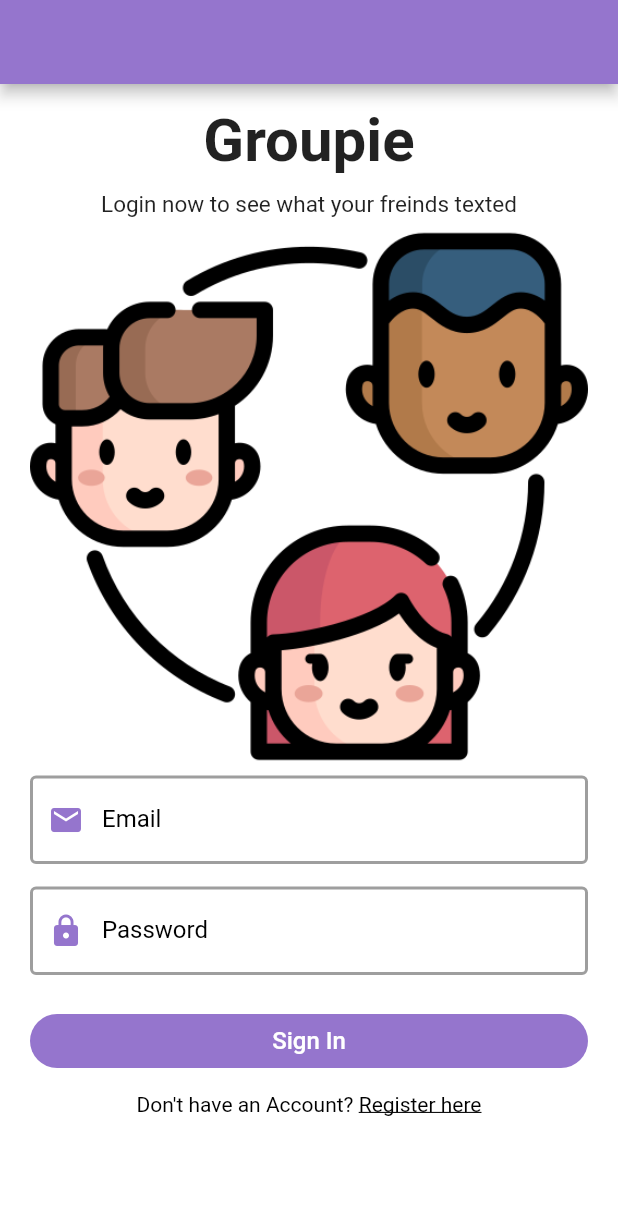
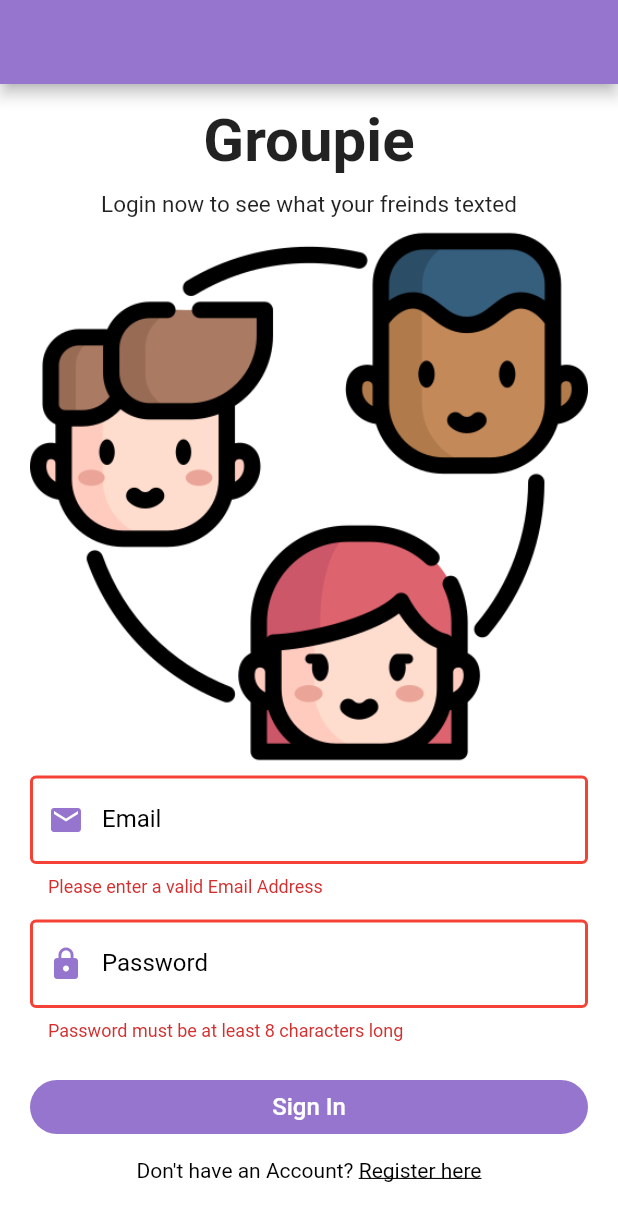
Before and after one commit to Aspire0071400/jab-ChatApp_Flutter, a Flutter app: the screen it shows after launch, scrolled down 66 dp, after a tap on "Sign In", on a phone screen of 412 x 824 dp. Shown: the top 1221 px of the screen. Run offline on Flutter 3.47's test engine with Material 2 defaults, Android fonts, the phone set to English and light mode, and no system bars; our stand-ins replace cloud_firestore, firebase_auth, firebase_core, shared_preferences; accounts and stored records are empty.

Commit message:
login and sign page and func complete...

```diff
--- a/lib/main.dart
+++ b/lib/main.dart
@@ -45,7 +45,9 @@ class _MyAppState extends State<MyApp> {
   getUserLoggedInStatus() async {
     await HelperFunction.getUserLoggedInStatus().then((value) {
       if (value != null) {
-        _isSignedIn = value;
+        setState(() {
+          _isSignedIn = value;
+        });
       }
     });
   }
--- a/lib/pages/auth/login_page.dart
+++ b/lib/pages/auth/login_page.dart
@@ -1,6 +1,8 @@
 import 'package:flutter/gestures.dart';
 import 'package:flutter/material.dart';
 import 'package:jab/pages/auth/register_page.dart';
+import 'package:jab/pages/home_page.dart';
+import 'package:jab/services/auth_service.dart';
 import 'package:jab/widgets/widgets.dart';
 
 class LoginPage extends StatefulWidget {
@@ -14,15 +16,23 @@ class _LoginPageState extends State<LoginPage> {
   final formKey = GlobalKey<FormState>();
   String email = "";
   String password = "";
+  bool _isLoading = false;
+  AuthService authService = AuthService();
   @override
   Widget build(BuildContext context) {
     return Scaffold(
       appBar: AppBar(
         backgroundColor: Theme.of(context).primaryColor,
       ),
-      body: SingleChildScrollView(
+      body: _isLoading
+          ? Center(
+              child: CircularProgressIndicator(
+                  color: Theme.of(context).primaryColor),
+            )
+          : SingleChildScrollView(
               child: Padding(
-          padding: const EdgeInsets.symmetric(horizontal: 20, vertical: 80),
+                padding:
+                    const EdgeInsets.symmetric(horizontal: 20, vertical: 80),
                 child: Form(
                   key: formKey,
                   child: Column(
@@ -31,12 +41,13 @@ class _LoginPageState extends State<LoginPage> {
                     children: <Widget>[
                       const Text(
                         "Groupie",
-                  style: TextStyle(fontSize: 40, fontWeight: FontWeight.bold),
+                        style: TextStyle(
+                            fontSize: 40, fontWeight: FontWeight.bold),
                       ),
                       const SizedBox(height: 10),
                       const Text("Login now to see what your freinds texted",
-                    style:
-                        TextStyle(fontSize: 15, fontWeight: FontWeight.w400)),
+                          style: TextStyle(
+                              fontSize: 15, fontWeight: FontWeight.w400)),
                       Image.asset("assets/login.png"),
                       TextFormField(
                         decoration: TextInputDecoration.copyWith(
@@ -92,7 +103,7 @@ class _LoginPageState extends State<LoginPage> {
                         width: double.infinity,
                         child: ElevatedButton(
                           style: ElevatedButton.styleFrom(
-                        primary: Theme.of(context).primaryColor,
+                              backgroundColor: Theme.of(context).primaryColor,
                               elevation: 0,
                               shape: RoundedRectangleBorder(
                                   borderRadius: BorderRadius.circular(30))),
@@ -110,7 +121,8 @@ class _LoginPageState extends State<LoginPage> {
                       ),
                       Text.rich(TextSpan(
                         text: "Don't have an Account? ",
-                  style: const TextStyle(color: Colors.black, fontSize: 14),
+                        style:
+                            const TextStyle(color: Colors.black, fontSize: 14),
                         children: <TextSpan>[
                           TextSpan(
                               text: "Register here",
@@ -131,5 +143,23 @@ class _LoginPageState extends State<LoginPage> {
     );
   }
 
-  login() {}
+  login() async {
+    if (formKey.currentState!.validate()) {
+      setState(() {
+        _isLoading = true;
+      });
+      await authService
+          .loginWithUserNameandPassword(email, password)
+          .then((value) async {
+        if (value == true) {
+          nextScreenReplace(context, const HomePage());
+        } else {
+          showSnackbar(context, Colors.red, value);
+          setState(() {
+            _isLoading = false;
+          });
         }
+      });
+    }
+  }
+}
--- a/lib/services/database_service.dart
+++ b/lib/services/database_service.dart
@@ -1,5 +1,3 @@
-import 'dart:js_util';
-
 import 'package:cloud_firestore/cloud_firestore.dart';
 
 class DatabaseService {
@@ -13,7 +11,7 @@ class DatabaseService {
   final CollectionReference groupCollection =
       FirebaseFirestore.instance.collection("groups");
 
-  //updateing the user data
+  //saving the user data
   Future updateUserData(String fullName, String email) async {
     return await userCollection.doc(uid).set({
       "fullName": fullName,
--- a/lib/widgets/widgets.dart
+++ b/lib/widgets/widgets.dart
@@ -26,7 +26,7 @@ void showSnackbar(context, color, message) {
         style: const TextStyle(fontSize: 15),
       ),
       backgroundColor: color,
-      duration: const Duration(seconds: 2),
+      duration: const Duration(seconds: 3),
       action: SnackBarAction(
         label: "OK",
         onPressed: () {},
```
Also changed, not shown: lib/helper/helper_function.dart (+14 -0 lines), lib/pages/auth/register_page.dart (+8 -3 lines), lib/pages/home_page.dart (+9 -1 lines), lib/services/auth_service.dart (+25 -0 lines). Lines whose indentation alone changed are shown as unchanged.
